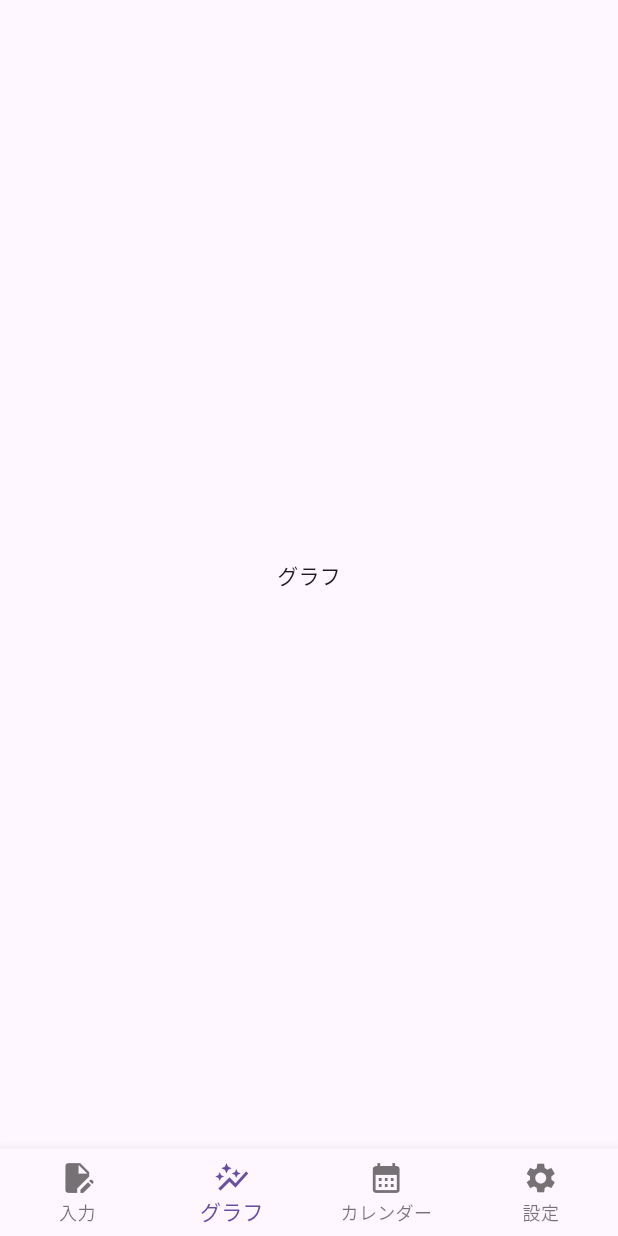
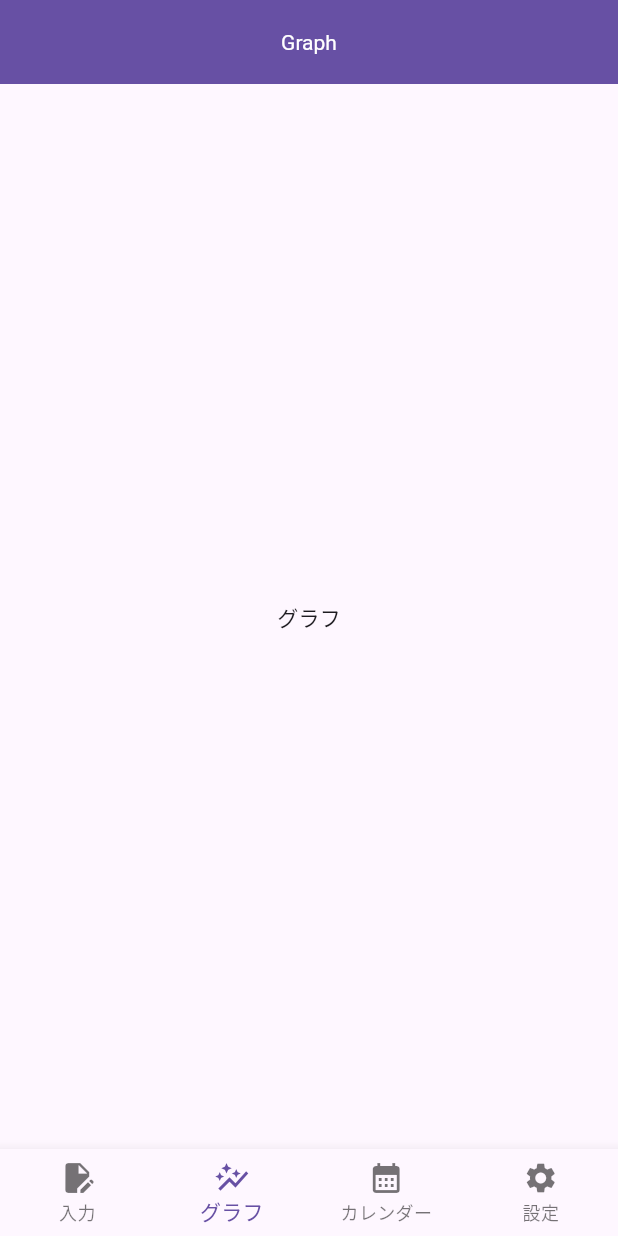
Before and after one commit to kao126/nantokanaru, a Flutter app: the screen it shows after launch, item 2 of the bottom bar chosen, on a phone screen of 412 x 824 dp. Run offline on Flutter 3.47's test engine with Material 3 defaults, Android fonts, the phone set to English and light mode, and no system bars; our stand-ins replace csv, table_calendar; missing offline and left inert: holiday_jp.

Commit message:
feat: graph page

```diff
--- /dev/null
+++ b/lib/components/graph.dart
@@ -0,0 +1,27 @@
+import 'package:flutter/material.dart';
+
+class GraphPage extends StatefulWidget {
+  const GraphPage({super.key});
+
+  @override
+  State<GraphPage> createState() => _GraphPageState();
+}
+
+class _GraphPageState extends State<GraphPage> {
+  @override
+  Widget build(BuildContext context) {
+    return Scaffold(
+      appBar: AppBar(
+        title: const Text("Graph"),
+        centerTitle: true,
+        titleTextStyle: TextStyle(
+          color: Theme.of(context).colorScheme.onPrimary,
+        ),
+        backgroundColor: Theme.of(context).colorScheme.primary,
+      ),
+      body: const Center(
+        child: Text("グラフ"),
+      ),
+    );
+  }
+}
--- a/lib/main.dart
+++ b/lib/main.dart
@@ -1,8 +1,9 @@
 import 'package:flutter/material.dart';
 import 'package:flutter_localizations/flutter_localizations.dart';
 import 'package:intl/date_symbol_data_local.dart';
+import 'package:nantokanaru/components/text-form.dart';
+import 'package:nantokanaru/components/graph.dart';
 import 'package:nantokanaru/components/calendar.dart';
-import 'package:nantokanaru/components/text-form.dart';
 
 void main() async {
   WidgetsFlutterBinding.ensureInitialized();
@@ -45,7 +46,7 @@ class _HomePageState extends State<HomePage> {
 
   static const List<Widget> _pages = <Widget>[
     TextFormPage(),
-    Center(child: Text('グラフ')),
+    GraphPage(),
     CalendarPage(),
     Center(child: Text('設定')),
   ];
```
